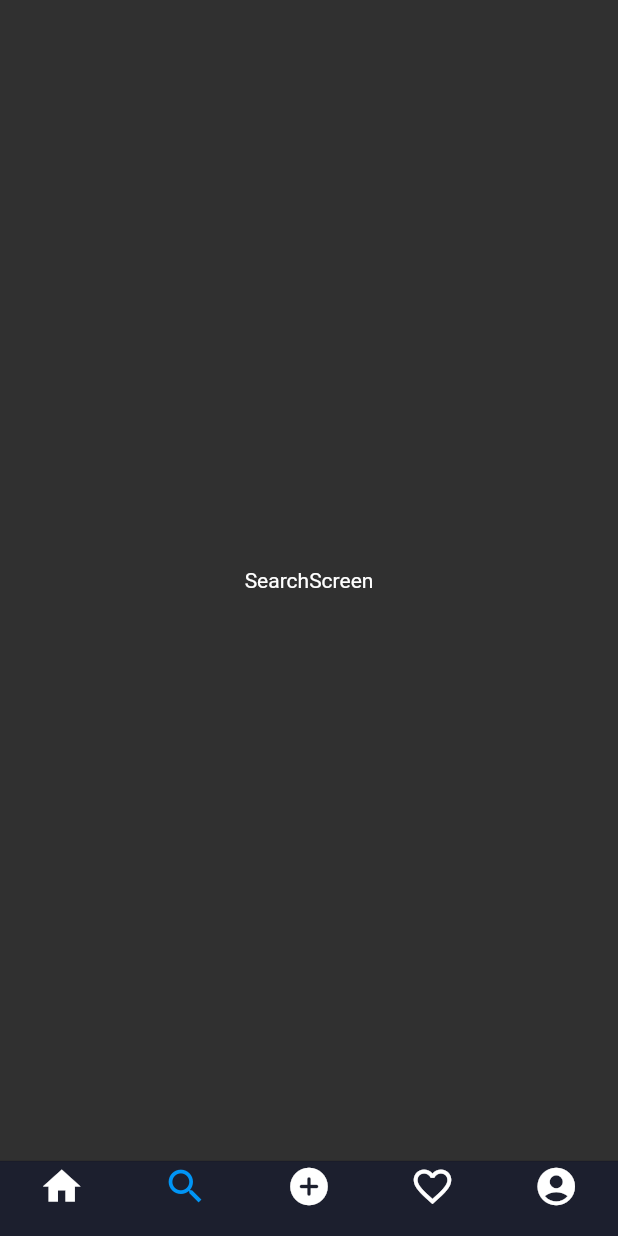
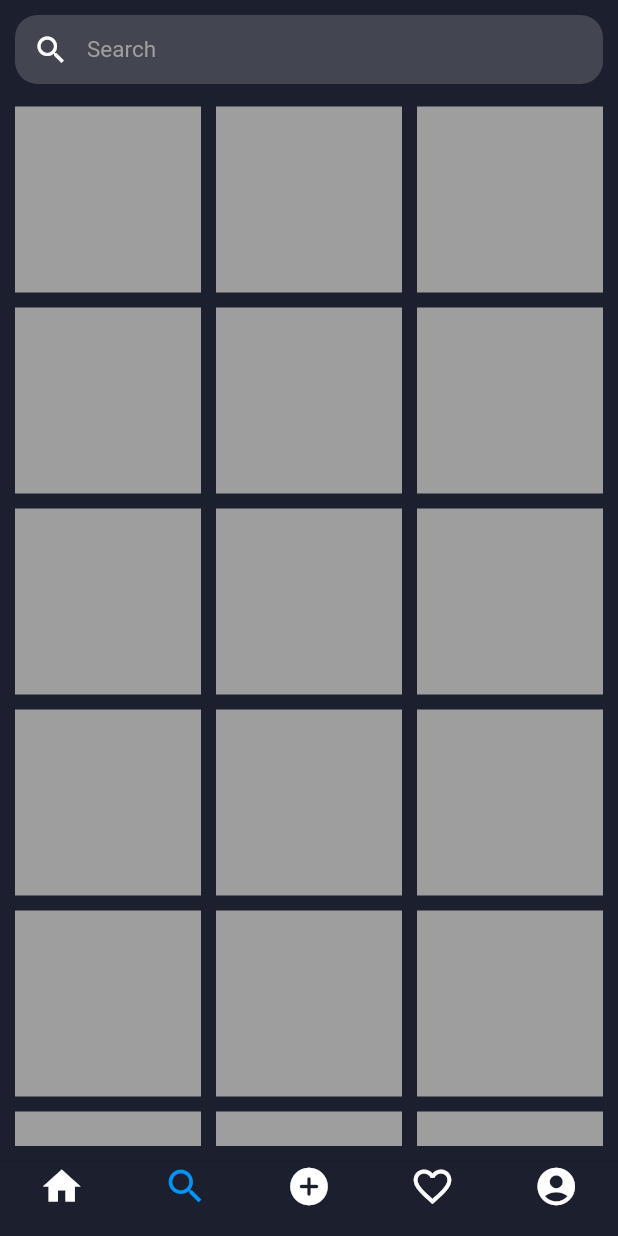
Before and after one commit to MehdiKeshavarz/flutter_instagram_clone, a Flutter app: the screen it shows after launch, swiped to page 2, on a phone screen of 412 x 824 dp. Run offline on Flutter 3.47's test engine with Material 2 defaults, Android fonts, the phone set to English and light mode, and no system bars; our stand-ins replace flutter_icons, flutter_svg.

Commit message:
create ui search Screen

```diff
--- a/flutter_instagram_clone/lib/feature/presentation/pages/search/search_screen.dart
+++ b/flutter_instagram_clone/lib/feature/presentation/pages/search/search_screen.dart
@@ -1,15 +1,57 @@
 import 'package:flutter/material.dart';
+import 'package:flutter_instagram_clone/constants.dart';
+import 'package:flutter_instagram_clone/feature/presentation/pages/search/widgets/search_widget.dart';
 
+class SearchScreen extends StatefulWidget {
+  const SearchScreen({Key? key}) : super(key: key);
 
-class SearchScreen extends StatelessWidget {
-  const SearchScreen({Key? key}) : super(key: key);
+  @override
+  State<SearchScreen> createState() => _SearchScreenState();
+}
+
+class _SearchScreenState extends State<SearchScreen> {
+  final TextEditingController _searchController = TextEditingController();
+
+  @override
+  void dispose() {
+    _searchController.dispose();
+    super.dispose();
+  }
 
   @override
   Widget build(BuildContext context) {
     return Scaffold(
-      body: Center(
-        child: Text('SearchScreen'),
-      ),
-    );
+        backgroundColor: backGroundColor,
+        body: SafeArea(
+          child: Padding(
+            padding:
+                const EdgeInsets.symmetric(horizontal: 10.0, vertical: 10.0),
+            child: SingleChildScrollView(
+              child: Column(
+                crossAxisAlignment: CrossAxisAlignment.start,
+                children: [
+                  SearchWidget(controller: _searchController),
+                  sizeVer(15),
+                  GridView.builder(
+                      itemCount: 32,
+                      shrinkWrap: true,
+                      physics:const ScrollPhysics(),
+                      gridDelegate:const SliverGridDelegateWithFixedCrossAxisCount(
+                        crossAxisCount: 3,
+                        crossAxisSpacing: 10.0,
+                        mainAxisSpacing: 10.0
+                      ),
+                      itemBuilder: (context, index) {
+                        return Container(
+                          height: 100,
+                          width: 100,
+                          color: secondaryColor,
+                        );
+                      })
+                ],
+              ),
+            ),
+          ),
+        ));
   }
 }
--- /dev/null
+++ b/flutter_instagram_clone/lib/feature/presentation/pages/search/widgets/search_widget.dart
@@ -0,0 +1,28 @@
+import 'package:flutter/material.dart';
+import 'package:flutter_instagram_clone/constants.dart';
+class SearchWidget extends StatelessWidget {
+  final TextEditingController controller;
+  const SearchWidget({Key? key,required this.controller}) : super(key: key);
+
+  @override
+  Widget build(BuildContext context) {
+    return Container(
+      width: double.infinity,
+      height: 46,
+      decoration: BoxDecoration(
+        borderRadius: BorderRadius.circular(15),
+        color: secondaryColor.withOpacity(0.3),
+      ),
+      child: TextFormField(
+        controller: controller,
+        style: const TextStyle(color: primaryColor),
+        decoration:const InputDecoration(
+          border: InputBorder.none,
+          prefixIcon: Icon(Icons.search,color: primaryColor),
+          hintText: 'Search',
+          hintStyle: TextStyle(color: secondaryColor,fontSize: 15)
+        ),
+      ),
+    );
+  }
+}
```
